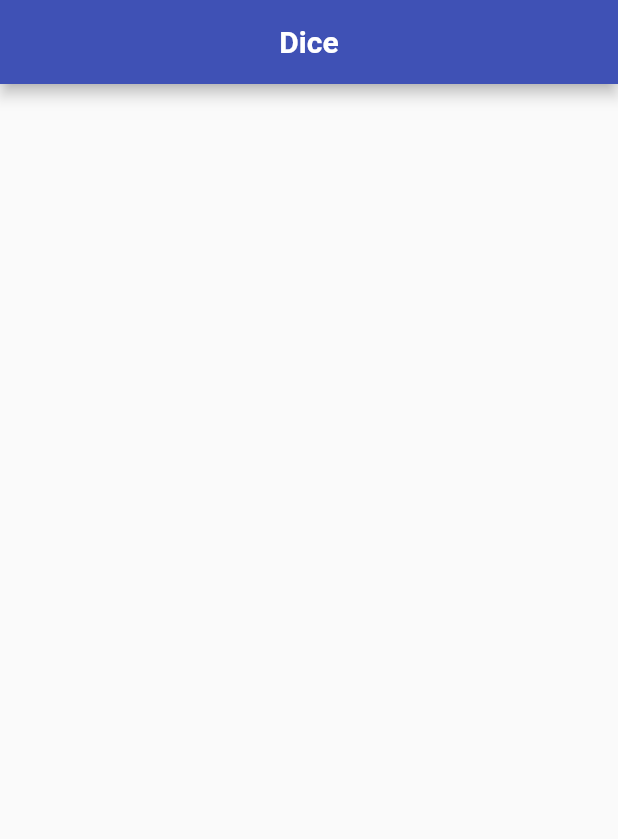
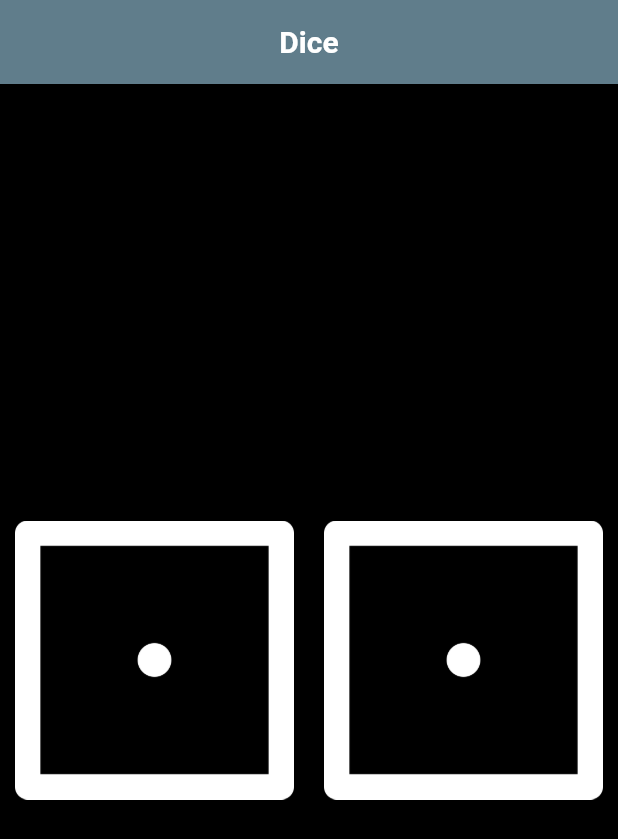
Before and after one commit to VishnuPuklath/DICE-APP, a Flutter app: the screen it shows after launch, on a phone screen of 412 x 824 dp. Shown: the top 839 px of the screen. Run offline on Flutter 3.47's test engine with Material 2 defaults, Android fonts, the phone set to English and light mode, and no system bars.

```diff
--- a/lib/dicepage.dart
+++ b/lib/dicepage.dart
@@ -1,25 +1,66 @@
+import 'dart:math';
+
 import 'package:flutter/material.dart';
 
 class DicePage extends StatefulWidget {
-  const DicePage({Key? key}) : super(key: key);
-
   @override
   State<DicePage> createState() => _DicePageState();
 }
 
 class _DicePageState extends State<DicePage> {
+  int leftDiceNumber = 1;
+  int rightDiceNumber = 1;
   @override
   Widget build(BuildContext context) {
     return Scaffold(
+        backgroundColor: Colors.black,
         appBar: AppBar(
-        backgroundColor: Colors.indigo,
+          backgroundColor: Colors.blueGrey,
           title: Text(
             'Dice',
             style: TextStyle(fontWeight: FontWeight.bold),
           ),
           centerTitle: true,
         ),
-      body: Row(),
-    );
+        body: Center(
+          child: Row(
+            children: [
+              Expanded(
+                child: Padding(
+                  padding: const EdgeInsets.all(10.0),
+                  child: GestureDetector(
+                      onTap: () {
+                        leftDiceChange();
+                      },
+                      child: Image.asset('assets/dice$leftDiceNumber.png')),
+                ),
+              ),
+              Expanded(
+                child: Padding(
+                  padding: const EdgeInsets.all(10.0),
+                  child: GestureDetector(
+                      onTap: () {
+                        rightDiceChange();
+                      },
+                      child: Image.asset('assets/dice$rightDiceNumber.png')),
+                ),
+              )
+            ],
+          ),
+        ));
+  }
+
+  void rightDiceChange() {
+    setState(() {
+      rightDiceNumber = Random().nextInt(6) + 1;
+    });
+
+
+  }
+
+  void leftDiceChange() {
+    setState(() {
+       leftDiceNumber = Random().nextInt(6) + 1;
+    });
   }
 }
--- a/pubspec.yaml
+++ b/pubspec.yaml
@@ -58,8 +58,8 @@ flutter:
   uses-material-design: true
 
   # To add assets to your application, add an assets section, like this:
-  # assets:
-  #   - images/a_dot_burr.jpeg
+  assets:
+    - assets/
   #   - images/a_dot_ham.jpeg
 
   # An image asset can refer to one or more resolution-specific "variants", see
```
Also changed, not shown: assets/dice1.png (added), assets/dice2.png (added), assets/dice3.png (added), assets/dice4.png (added), assets/dice5.png (added), assets/dice6.png (added). Lines whose indentation alone changed are shown as unchanged.
